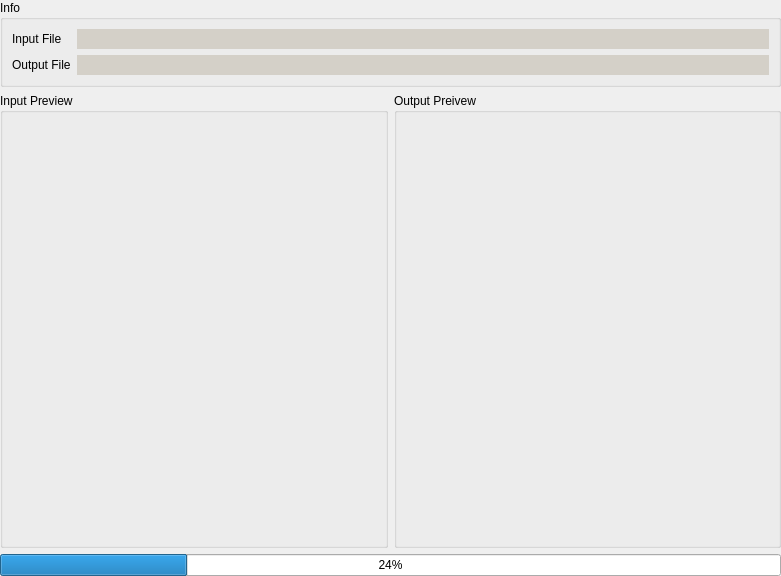
This is Include/iqtfpf/CProcessingItemGuiComp.ui in naskin-gmg/AcfSln as Qt 5 draws it before an edit. The edited form follows.
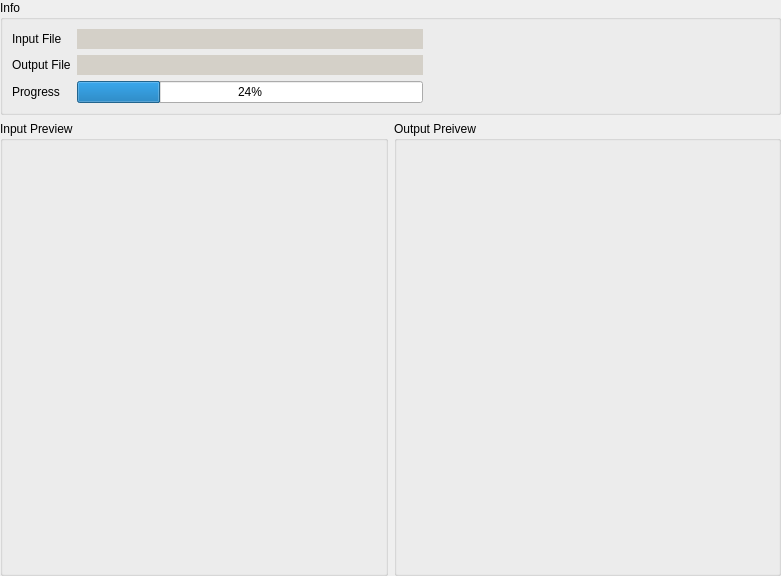
This is the edited form.

Patch:
```diff
--- a/Include/iqtfpf/CProcessingItemGuiComp.ui
+++ b/Include/iqtfpf/CProcessingItemGuiComp.ui
@@ -13,7 +13,7 @@
   <property name="windowTitle">
    <string>Form</string>
   </property>
-  <layout class="QVBoxLayout" name="verticalLayout" stretch="0,4,0">
+  <layout class="QVBoxLayout" name="verticalLayout" stretch="0,4">
    <property name="margin">
     <number>0</number>
    </property>
@@ -22,8 +22,6 @@
      <property name="title">
       <string>Info</string>
      </property>
-     <layout class="QGridLayout" name="gridLayout_2">
-      <item row="0" column="0">
        <layout class="QGridLayout" name="gridLayout">
         <item row="0" column="0">
          <widget class="QLabel" name="label">
@@ -139,7 +137,32 @@
           </property>
          </widget>
         </item>
-       </layout>
+      <item row="2" column="0">
+       <widget class="QLabel" name="label_3">
+        <property name="text">
+         <string>Progress</string>
+        </property>
+       </widget>
+      </item>
+      <item row="2" column="1">
+       <widget class="QProgressBar" name="progressBar">
+        <property name="value">
+         <number>24</number>
+        </property>
+       </widget>
+      </item>
+      <item row="0" column="2">
+       <spacer name="horizontalSpacer">
+        <property name="orientation">
+         <enum>Qt::Horizontal</enum>
+        </property>
+        <property name="sizeHint" stdset="0">
+         <size>
+          <width>40</width>
+          <height>20</height>
+         </size>
+        </property>
+       </spacer>
       </item>
      </layout>
     </widget>
@@ -162,13 +185,6 @@
      </item>
     </layout>
    </item>
-   <item>
-    <widget class="QProgressBar" name="progressBar">
-     <property name="value">
-      <number>24</number>
-     </property>
-    </widget>
-   </item>
   </layout>
  </widget>
  <resources/>
```
Lines whose indentation alone changed are shown as unchanged.
